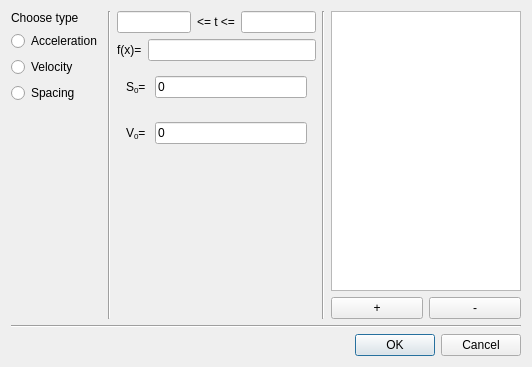
Old version of the form src/input_plot.ui in the repository arrgn/PhysCalc.
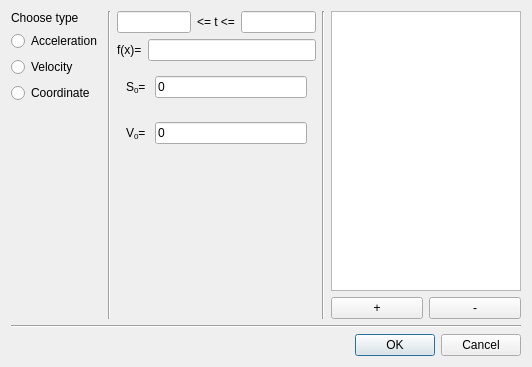
New version of the form.

Commit message: fixed wrong graph bug

```diff
--- a/src/input_plot.ui
+++ b/src/input_plot.ui
@@ -48,7 +48,7 @@
        <item>
         <widget class="QRadioButton" name="space">
          <property name="text">
-          <string>Spacing</string>
+          <string>Coordinate</string>
          </property>
         </widget>
        </item>
```
The commit also changes 1 other file.
